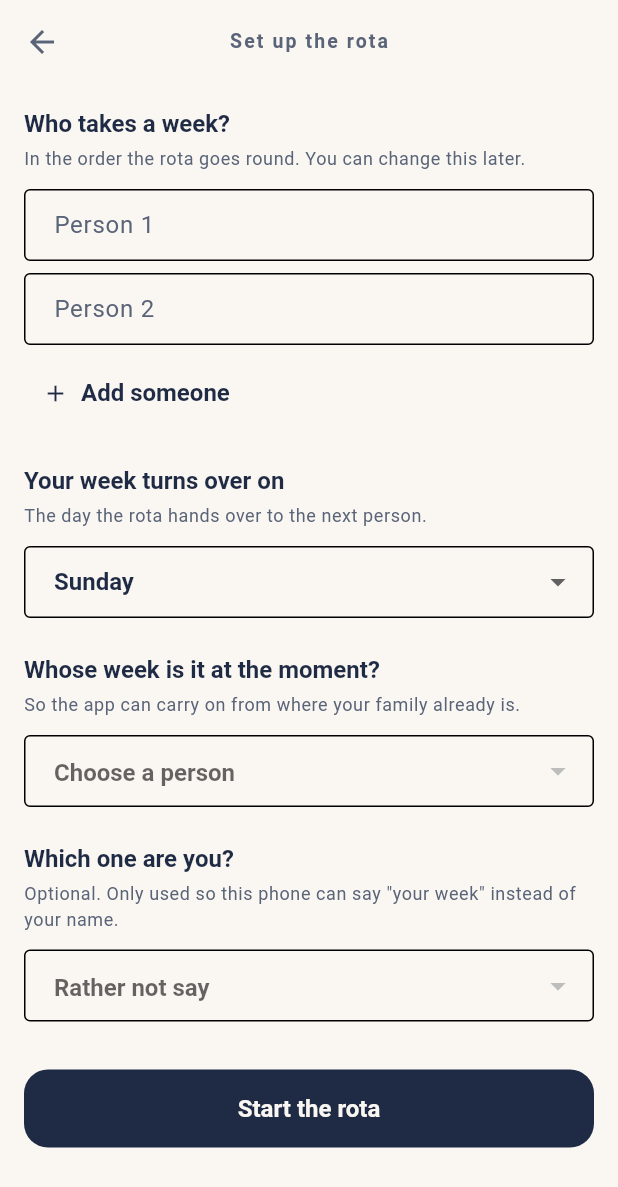
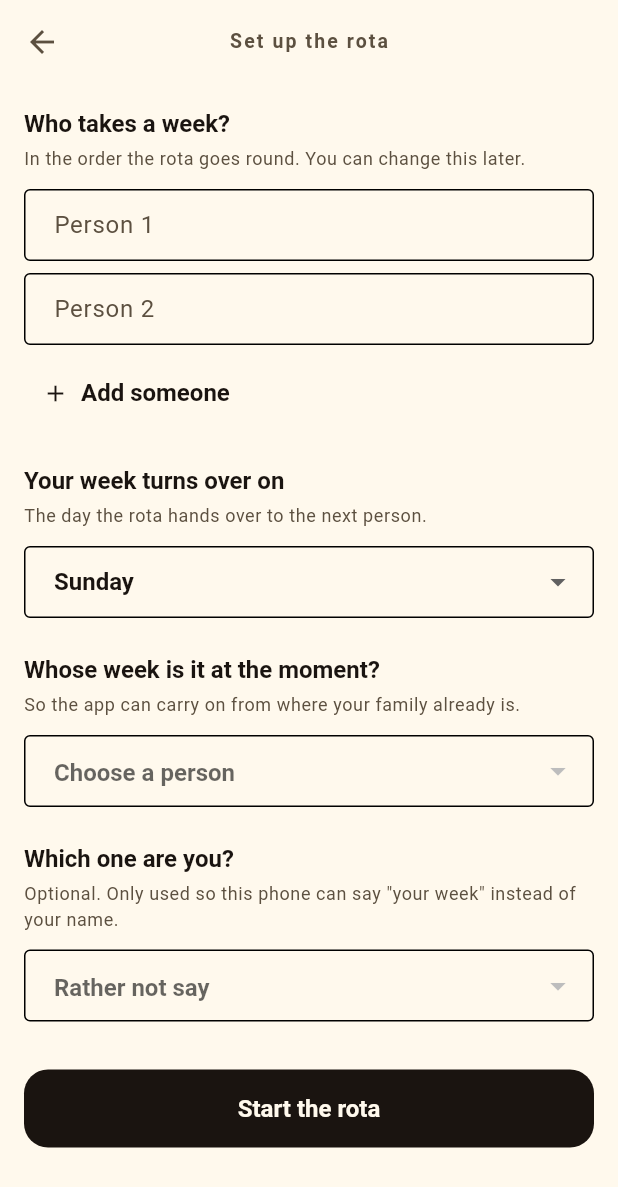
Before and after one commit to Jabulile1704/Mashibini-Prayer, a Flutter app: the screen it shows after launch, after a tap on "Set up the rota", on a phone screen of 412 x 824 dp. Shown: the top 1187 px of the screen. Run offline on Flutter 3.47's test engine with Material 3 defaults, Android fonts, the phone set to English and light mode, and no system bars; our stand-ins replace firebase_core, flutter_local_notifications, package_info_plus, shared_preferences, timezone; accounts and stored records are empty.

Commit message:
feat(brand): the identity is the family's totem — honey, ink and a comb
The Mashibini totem is the bee. That is a fact about the family, and it
outranks the indigo and rust chosen on Day 8 for being quiet.

Of three directions explored on the design canvas the owner chose **dark
hive**: dark-first, honey glowing against it, the comb as texture rather
than pattern.

**The measurement decided the palette.** Bright honey #E8A317 on wax is
2.07:1 — below even the 3:1 bar for a graphic. On ink it is 8.41:1.

That is not an obstacle, it is how a bee reads: the yellow is only ever seen
against black. So honey keeps full strength on dark grounds and deepens to
amber #A86B0A on wax. The totem's colours are never dropped, they change
register — which is also how the app offers light, dark and system without
losing them.

**The mark now does work.** A comb cell is the one bee shape that is not a
cartoon; a face or wings do not survive 56 pixels and a hexagon does. One
cell per person, the filled one is whose week it is, so the logo carries the
app's state rather than sitting beside it.

Cells orbit a ring rather than packing a true lattice. A real honeycomb is
lovely at poster size and mud at twenty pixels, and surviving small is the
only thing this mark must do.

**The contrast test earned its keep on its first real test.** I wrote the
new dark divider as #332819 and the test failed it at 1.27:1 — a divider
nobody can see is a divider that is not there. It is #423524 at 1.53:1
because a test written yesterday refused the first thing typed today.

**All 423 tests passed without modification**, which is the evidence that
Day 17 did its job: the identity lives in tokens, so replacing it touched
two files and no screen.

Icons and both launch screens regenerated from the mark — one command, 28
files. The launch colours in colors.xml and LaunchScreen.storyboard are
still kept in step by hand, and were.

ADR-017 records it, including the alternative of darkening honey until it
works on wax: one colour, one number green, and a bee the colour of mustard.

```diff
--- a/lib/src/presentation/brand/mark.dart
+++ b/lib/src/presentation/brand/mark.dart
@@ -2,16 +2,20 @@ import 'dart:math' as math;
 
 import 'package:flutter/widgets.dart';
 
-/// The Mashibini Prayer mark: a ring of equal arcs, one of them filled.
+/// The Mashibini Prayer mark: a cluster of comb cells, one of them filled.
 ///
-/// The app answers one question — whose week is it — and the answer is always
-/// "one of us, and then the next one". A ring divided into equal parts with
-/// one part heavier is that idea and nothing else: a cycle, a current turn,
-/// and the certainty that it comes round again.
+/// The family's totem is the bee, and a comb cell is the one bee shape that
+/// is not a cartoon — no face, no wings, no antennae, none of which survive
+/// at icon size. A hexagon does.
 ///
-/// Geometry rather than illustration, on purpose. It can be reasoned about,
-/// regenerated at any size from one command, and it still reads at twenty
-/// pixels, where anything with detail turns to mud.
+/// It is also the only mark considered that **does work**. One cell per
+/// person, the filled one is whose week it is, so the logo is the app's
+/// actual state rather than a picture beside it. A family of four reads as
+/// four cells; a family of six reads as six.
+///
+/// Supersedes the ring of arcs from Day 8 (ADR-017). The idea is unchanged —
+/// equal parts, one of them current, a cycle that comes round — and only the
+/// geometry is different.
 class RotaMark extends StatelessWidget {
   const RotaMark({
     required this.size,
@@ -23,15 +27,18 @@ class RotaMark extends StatelessWidget {
   });
 
   final double size;
+
+  /// The outline of a cell that is not this week's.
   final Color ringColour;
 
-  /// The arc for whoever's week it is.
+  /// The fill for whoever's week it is.
   final Color currentColour;
 
-  /// How many people are in the ring. Four, because that is this family, and
-  /// because four reads cleanly at icon sizes where six does not.
+  /// How many people are in the rota.
   final int parts;
 
+  /// Which one leads this week, or a negative number for none — the empty
+  /// comb of a family that has not set up a rota yet.
   final int current;
 
   @override
@@ -39,7 +46,7 @@ class RotaMark extends StatelessWidget {
     width: size,
     height: size,
     child: CustomPaint(
-      painter: RotaMarkPainter(
+      painter: CombMarkPainter(
         ringColour: ringColour,
         currentColour: currentColour,
         parts: parts,
@@ -49,8 +56,13 @@ class RotaMark extends StatelessWidget {
   );
 }
 
-class RotaMarkPainter extends CustomPainter {
-  const RotaMarkPainter({
+/// Draws the comb.
+///
+/// Cells are laid out on a ring rather than in a honeycomb lattice. A true
+/// lattice packs tightly and is lovely at poster size; at 20 pixels it turns
+/// to mud, and the one thing this mark has to survive is being small.
+class CombMarkPainter extends CustomPainter {
+  const CombMarkPainter({
     required this.ringColour,
     required this.currentColour,
     this.parts = 4,
@@ -62,57 +74,75 @@ class RotaMarkPainter extends CustomPainter {
   final int parts;
   final int current;
 
-  /// The gap you actually see between arcs, as a fraction of each arc's
-  /// share of the circle.
+  /// A flat-topped hexagon's path, centred on [centre].
   ///
-  /// Small enough that the ring still reads as a ring, large enough that the
-  /// parts are countable at a glance.
-  static const double _gapFraction = 0.17;
+  /// Flat-topped rather than pointy-topped because a row of flat-tops sits
+  /// level with the type beside it; pointy-tops look like they are falling
+  /// over.
+  static Path cell(Offset centre, double radius) {
+    final Path path = Path();
+    for (int corner = 0; corner < 6; corner++) {
+      final double angle = math.pi / 180 * (60 * corner);
+      final Offset point = Offset(
+        centre.dx + radius * math.cos(angle),
+        centre.dy + radius * math.sin(angle),
+      );
+      if (corner == 0) {
+        path.moveTo(point.dx, point.dy);
+      } else {
+        path.lineTo(point.dx, point.dy);
+      }
+    }
+    return path..close();
+  }
 
   @override
   void paint(Canvas canvas, Size size) {
-    final double stroke = size.width * 0.13;
-    final double radius = (size.width - stroke * 1.5) / 2;
-    final Rect ring = Rect.fromCircle(
-      center: Offset(size.width / 2, size.height / 2),
-      radius: radius,
-    );
+    final Offset centre = Offset(size.width / 2, size.height / 2);
 
-    final double share = (math.pi * 2) / parts;
-    final double gap = share * _gapFraction;
+    // One cell: draw it in the middle rather than orbiting nothing.
+    if (parts <= 1) {
+      _draw(canvas, centre, size.width * 0.42, current == 0);
+      return;
+    }
+
+    // Big enough that the cells read as a group, small enough that they do
+    // not touch — a comb whose cells overlap stops being countable, which is
+    // the whole job.
+    final double cellRadius = size.width * (parts <= 4 ? 0.24 : 0.19);
+    final double orbit = size.width / 2 - cellRadius - size.width * 0.03;
 
     for (int i = 0; i < parts; i++) {
-      final bool isCurrent = i == current;
-      final double width = isCurrent ? stroke * 1.45 : stroke;
-
-      // A round cap extends half the stroke width past each end of the arc.
-      // Subtracting it keeps every visible gap the same size — without this
-      // the heavier current arc swells into its neighbours and the ring
-      // looks approximate rather than drawn.
-      final double capSpill = (width / 2) / radius;
-      final double sweep = math.max(0.0, share - gap - capSpill * 2);
-
-      // Each arc is centred in its own share, so thickening one does not
-      // shift it off the quarter it belongs to.
-      final double shareStart = -math.pi / 2 + share * i;
-      final double begin = shareStart + (share - sweep) / 2;
-
-      canvas.drawArc(
-        ring,
-        begin,
-        sweep,
-        false,
-        Paint()
-          ..style = PaintingStyle.stroke
-          ..strokeCap = StrokeCap.round
-          ..strokeWidth = width
-          ..color = isCurrent ? currentColour : ringColour,
+      // Starting at the top, so the first person sits where a reader looks.
+      final double angle = -math.pi / 2 + (math.pi * 2 / parts) * i;
+      final Offset at = Offset(
+        centre.dx + orbit * math.cos(angle),
+        centre.dy + orbit * math.sin(angle),
       );
+      _draw(canvas, at, cellRadius, i == current);
     }
   }
 
+  void _draw(Canvas canvas, Offset at, double radius, bool isCurrent) {
+    final Path path = cell(at, radius);
+
+    if (isCurrent) {
+      canvas.drawPath(path, Paint()..color = currentColour);
+      return;
+    }
+
+    canvas.drawPath(
+      path,
+      Paint()
+        ..style = PaintingStyle.stroke
+        ..strokeWidth = radius * 0.22
+        ..strokeJoin = StrokeJoin.round
+        ..color = ringColour,
+    );
+  }
+
   @override
-  bool shouldRepaint(RotaMarkPainter old) =>
+  bool shouldRepaint(CombMarkPainter old) =>
       old.ringColour != ringColour ||
       old.currentColour != currentColour ||
       old.parts != parts ||
--- a/lib/src/presentation/brand/palette.dart
+++ b/lib/src/presentation/brand/palette.dart
@@ -1,75 +1,103 @@
 import 'package:flutter/material.dart';
 
-/// The app's colours, chosen rather than generated.
+/// The app's colours, taken from the family's totem.
 ///
-/// `ColorScheme.fromSeed` is a good default, and it is a default: every app
-/// that uses it looks like every other app that uses it. These are picked for
-/// one screen a family looks at for about four seconds a week.
+/// The Mashibini totem is the bee, so the palette is a bee's: honey against
+/// something close to black, on a ground the colour of wax. Chosen rather
+/// than generated — `ColorScheme.fromSeed` is a good default and it is a
+/// default, and this is one screen a family looks at for four seconds a week.
 ///
-/// The intent is quiet. A prayer rota should not shout, and the one thing on
-/// screen that earns emphasis is a person's name — so the palette stays
-/// subdued and lets the name carry the weight.
+/// ## Honey is only ever seen against dark
+///
+/// The constraint that shaped everything here was measured, not guessed.
+/// Bright honey on cream is **2.07:1** — below even the 3:1 bar for a
+/// graphic, let alone the 4.5:1 for a word. On the dark ground it is
+/// **8.41:1**.
+///
+/// That is not a limitation to design around. It is how a bee reads: the
+/// yellow is only ever seen against black, never against something pale. So
+/// honey keeps its full strength on dark grounds and deepens to [amber] on
+/// cream. The totem's colours are never dropped — they change register.
+///
+/// Every pair below is asserted in `test/presentation/contrast_test.dart`.
+/// Supersedes the indigo and rust of ADR-008; see ADR-017.
 abstract final class Palette {
-  /// Deep indigo. Dark enough to read white on, soft enough not to be navy.
-  static const Color ink = Color(0xFF1F2A44);
+  /// Honey. The accent, at full strength — on dark grounds only.
+  ///
+  /// 8.41:1 on [ink], which is enough to carry text as well as graphics.
+  static const Color honey = Color(0xFFE8A317);
 
-  /// The accent, used for exactly one thing: the current turn.
+  /// Honey deepened until it can be seen on wax: 4.20:1, which clears the
+  /// 3:1 bar for lines and icons and the 3:1 bar for large text.
+  static const Color amber = Color(0xFFA86B0A);
+
+  /// Deeper still, for accent **words** on a pale ground: 5.86:1.
+  static const Color amberDeep = Color(0xFF8A5606);
+
+  /// The dark of a bee, and of the inside of a hive. Brown rather than
+  /// black, so honey sits warm against it instead of glaring.
+  static const Color ink = Color(0xFF1A1410);
+
+  /// One step up from [ink], for a card on a dark ground.
+  static const Color inkRaised = Color(0xFF241C15);
+
+  /// Wax. The pale ground: warm, so the app never feels clinical.
+  static const Color wax = Color(0xFFFFF9ED);
+
+  /// Wax a shade deeper, for a card on a pale ground.
+  static const Color waxRaised = Color(0xFFF7EDD8);
+
+  /// Muted text on wax: 7.48:1.
+  static const Color waxMuted = Color(0xFF5C5040);
+
+  /// Muted text on ink: 7.80:1.
+  static const Color inkMuted = Color(0xFFB5A892);
+
+  /// A wash of honey, for a chip or a badge on wax.
+  static const Color honeyWash = Color(0xFFF7EDD8);
+
+  /// The same idea on ink.
+  static const Color honeyWashNight = Color(0xFF2E2419);
+
+  static const Color combLine = Color(0xFFE6D7B8);
+
+  /// The comb line on a dark ground.
   ///
-  /// Warm against the cool ink, so the eye lands on it without any other part
-  /// of the screen needing to be brighter.
-  static const Color ember = Color(0xFFC2703D);
-
-  /// A deeper ember, for when the accent has to carry text.
-  ///
-  /// [ember] itself is 3.46:1 on parchment — fine for an icon or an arc of
-  /// the mark, where the bar is 3:1, and **not** fine for a word. Rather
-  /// than darkening the brand colour to solve a problem the app does not yet
-  /// have, there are two: one for graphics, one for text.
-  static const Color emberDeep = Color(0xFF8F4A20);
-
-  /// A pale wash of the accent, for a chip or a badge.
-  static const Color emberWash = Color(0xFFF4EAE0);
-
-  /// The same wash against a dark surface.
-  static const Color emberWashNight = Color(0xFF382F30);
-
-  /// The accent lightened for dark surfaces, where ember is too heavy.
-  static const Color emberLight = Color(0xFFE9B78F);
-
-  static const Color parchment = Color(0xFFFAF7F2);
-  static const Color parchmentDim = Color(0xFFF1ECE4);
-  static const Color slate = Color(0xFF5A6478);
-
-  static const Color nightInk = Color(0xFF11161F);
-  static const Color nightCard = Color(0xFF1A212D);
-  static const Color nightText = Color(0xFFECE7DF);
-  static const Color nightMuted = Color(0xFF99A2B1);
+  /// Started at `#332819`, which measured **1.27:1** — a divider nobody can
+  /// see is a divider that is not there. The contrast test caught it on the
+  /// first run of the new palette, which is exactly the job it was written
+  /// for on Day 17. `#423524` is 1.53:1 and still quiet.
+  static const Color combLineNight = Color(0xFF423524);
 
   static const ColorScheme light = ColorScheme.light(
     primary: ink,
-    onPrimary: parchment,
-    secondary: ember,
-    onSecondary: parchment,
-    surface: parchment,
+    onPrimary: wax,
+    // Honey is the accent on every surface the app has, but on wax it must
+    // deepen to be visible at all. Same colour, different register.
+    secondary: amber,
+    onSecondary: wax,
+    surface: wax,
     onSurface: ink,
-    surfaceContainerHighest: parchmentDim,
-    onSurfaceVariant: slate,
-    outlineVariant: Color(0xFFDFD8CC),
-    secondaryContainer: emberWash,
-    onSecondaryContainer: emberDeep,
+    surfaceContainerHighest: waxRaised,
+    onSurfaceVariant: waxMuted,
+    outlineVariant: combLine,
+    secondaryContainer: honeyWash,
+    onSecondaryContainer: amberDeep,
   );
 
   static const ColorScheme dark = ColorScheme.dark(
-    primary: parchment,
+    // Honey leads on dark, where it is strongest — this is the register the
+    // palette actually wants, and why the design is dark-first.
+    primary: honey,
     onPrimary: ink,
-    secondary: ember,
-    onSecondary: nightInk,
-    surface: nightInk,
-    onSurface: nightText,
-    surfaceContainerHighest: nightCard,
-    onSurfaceVariant: nightMuted,
-    outlineVariant: Color(0xFF2C3545),
-    secondaryContainer: emberWashNight,
-    onSecondaryContainer: emberLight,
+    secondary: honey,
+    onSecondary: ink,
+    surface: ink,
+    onSurface: wax,
+    surfaceContainerHighest: inkRaised,
+    onSurfaceVariant: inkMuted,
+    outlineVariant: combLineNight,
+    secondaryContainer: honeyWashNight,
+    onSecondaryContainer: honey,
   );
 }
```
Also changed, not shown: tool/generate_icons.dart (+6 -6 lines), 33 other files.
